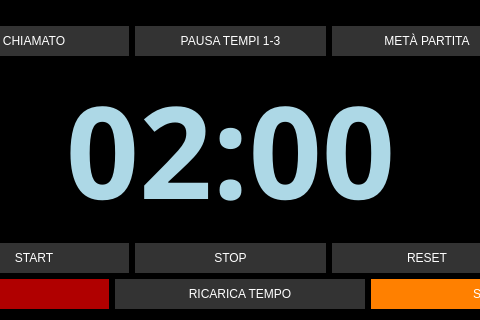
This is rasp5/demo/tabellone.ui in pythonpenguin/segnapunti_pallanuoto as Qt 5 draws it before an edit; both pictures show x 406 to 886 and y 580 to 900 of the 1292 by 900 pixel window. The edited form follows.
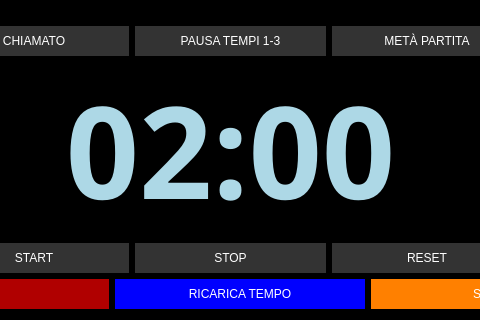
This is the edited form.

Commit message:
https://github.com/pythonpenguin/segnapunti_pallanuoto/issues/7#issue-3492429342
demo gui qt6

Patch:
```diff
--- a/rasp5/demo/tabellone.ui
+++ b/rasp5/demo/tabellone.ui
@@ -35,6 +35,7 @@
                 #buttonReset { background-color: #333333; }
                 #buttonReset:pressed { background-color: #111111; }
                 #buttonSirena { background-color: #FF8000; }
+                #buttonTimeReload { background-color: blue; }
                 #buttonSirena:pressed { background-color: #CC6600; }
             </string>
         </property>
```
The commit also changes 1 other file.
